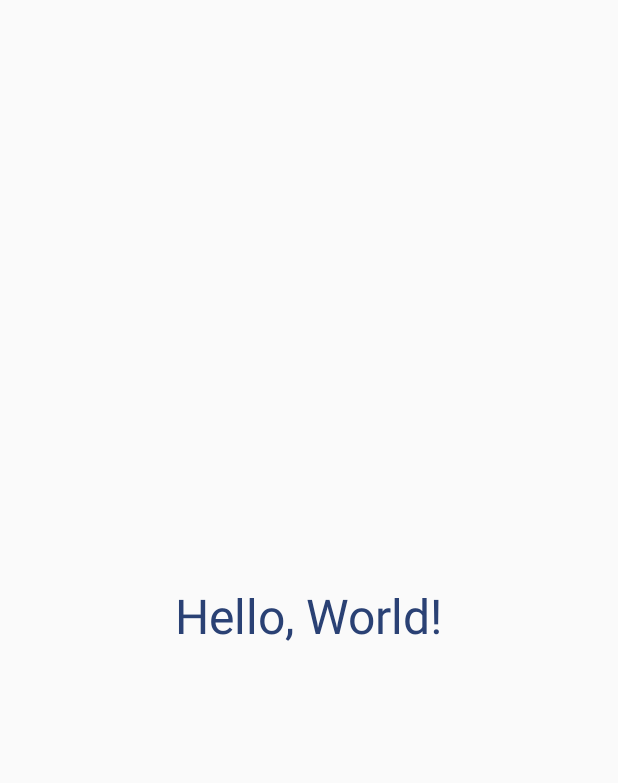
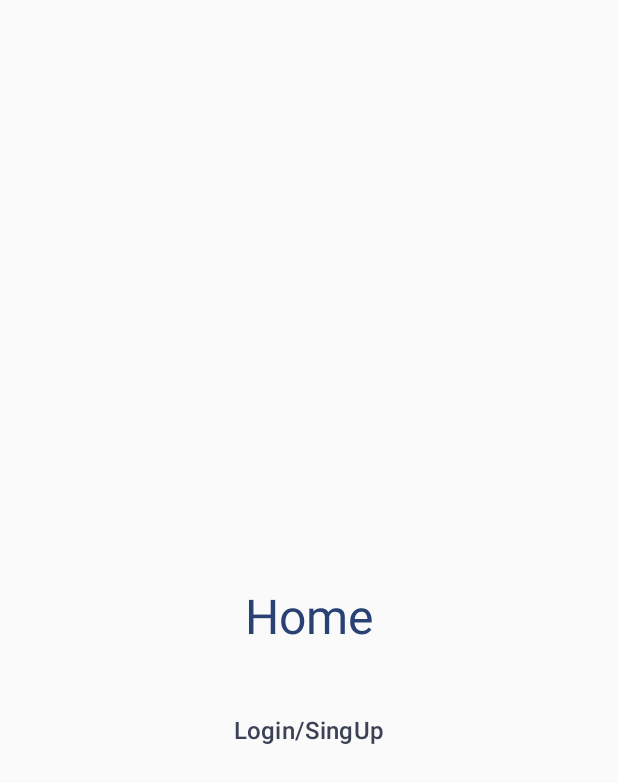
Before and after one commit to mertcaliskanlinux/jetpackComposeDetailPage, an Android app built with Jetpack Compose: the screen it shows after launch (MainActivity), on a phone screen of 412 x 824 dp. Shown: the top 783 px of the screen. Run offline under Robolectric (Android 15) with nearby library versions, the phone set to English and light mode, and no system bars.

Commit message:
login / signup added

```diff
--- a/app/src/main/java/com/mertlinux/componenttestlearning/graph/NavGraph.kt
+++ b/app/src/main/java/com/mertlinux/componenttestlearning/graph/NavGraph.kt
@@ -8,8 +8,8 @@ import androidx.navigation.NavType
 import androidx.navigation.compose.NavHost
 import androidx.navigation.compose.composable
 import androidx.navigation.navArgument
-import com.mertlinux.componenttestlearning.DetailScreen
-import com.mertlinux.componenttestlearning.HomeScreen
+import com.mertlinux.componenttestlearning.screen.DetailScreen
+import com.mertlinux.componenttestlearning.screen.HomeScreen
 
 @Composable
 fun SetupNavGraph(navController: NavController){
--- a/app/src/main/java/com/mertlinux/componenttestlearning/DetailScreen.kt
+++ b/app/src/main/java/com/mertlinux/componenttestlearning/screen/DetailScreen.kt
@@ -1,4 +1,4 @@
-package com.mertlinux.componenttestlearning
+package com.mertlinux.componenttestlearning.screen
 
 
 import androidx.compose.foundation.clickable
--- a/app/src/main/java/com/mertlinux/componenttestlearning/HomeScreen.kt
+++ b/app/src/main/java/com/mertlinux/componenttestlearning/screen/HomeScreen.kt
@@ -1,8 +1,9 @@
-package com.mertlinux.componenttestlearning
+package com.mertlinux.componenttestlearning.screen
 
 import androidx.compose.foundation.clickable
 import androidx.compose.foundation.layout.Box
 import androidx.compose.foundation.layout.fillMaxSize
+import androidx.compose.foundation.layout.padding
 import androidx.compose.material3.MaterialTheme
 import androidx.compose.material3.Text
 import androidx.compose.runtime.Composable
@@ -10,6 +11,7 @@ import androidx.compose.ui.Alignment
 import androidx.compose.ui.Modifier
 import androidx.compose.ui.text.font.FontWeight
 import androidx.compose.ui.tooling.preview.Preview
+import androidx.compose.ui.unit.dp
 import androidx.navigation.NavController
 import androidx.navigation.compose.rememberNavController
 import com.mertlinux.componenttestlearning.graph.Screen
@@ -25,12 +27,23 @@ fun HomeScreen(navController: NavController) {
             modifier = Modifier
                 .clickable { navController.navigate(Screen.Detail.passedId(1,"mert")) }
                 .align(Alignment.Center),
-            text = "Hello, World!",
+            text = "Home",
             color = MaterialTheme.colorScheme.primary,
             style = MaterialTheme.typography.headlineLarge,
             fontSize = MaterialTheme.typography.headlineLarge.fontSize,
             fontFamily = MaterialTheme.typography.headlineLarge.fontFamily,
             fontWeight = FontWeight.Normal
+        )
+        Text(
+            modifier = Modifier
+                .padding(top = 150.dp)
+                .clickable { },
+            text = "Login/SingUp",
+            color = MaterialTheme.colorScheme.secondary,
+            style = MaterialTheme.typography.labelLarge,
+            fontSize = MaterialTheme.typography.bodyLarge.fontSize,
+            fontFamily = MaterialTheme.typography.bodyMedium.fontFamily,
+
         )
     }
 }
```
Also changed, not shown: app/src/main/java/com/mertlinux/componenttestlearning/screen/LoginScreen.kt (added, +64 -0 lines), app/src/main/java/com/mertlinux/componenttestlearning/screen/SingUpScreen.kt (added, +35 -0 lines).
